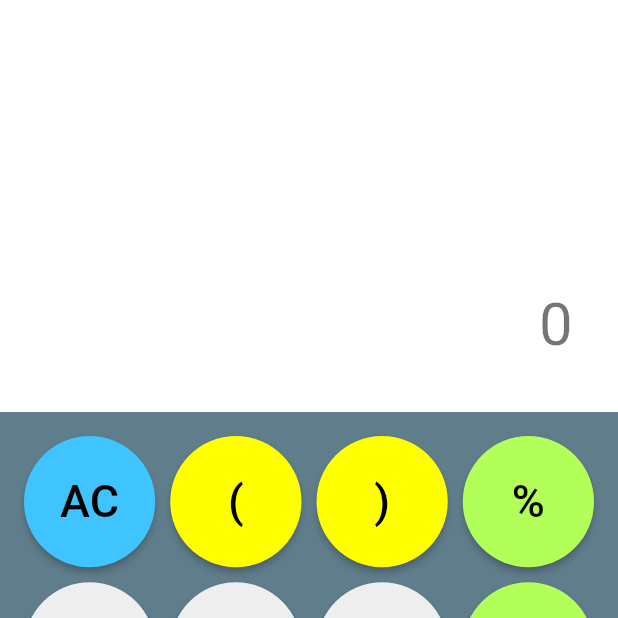
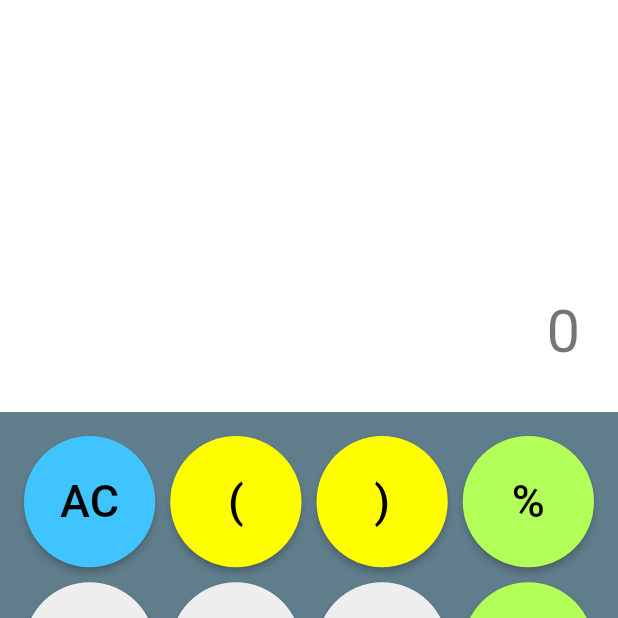
Before and after one commit to ramyhany0/calculator_setstate, a Flutter app: the screen it shows after launch, on a phone screen of 412 x 824 dp, the top half of it. Run offline on Flutter 3.47's test engine with Material 3 defaults, Android fonts, the light colour scheme and no system bars; our stand-ins replace math_expressions.

Commit message:
"Decreased padding in Container from 30 to 25"

```diff
--- a/lib/calculatorpage.dart
+++ b/lib/calculatorpage.dart
@@ -42,7 +42,7 @@ class _CalculatorScreenState extends State<CalculatorScreen> {
         children: <Widget>[
           Expanded(
             child: Container(
-              padding: const EdgeInsets.all(30),
+              padding: const EdgeInsets.all(25),
               alignment: Alignment.bottomRight,
               child: Column(
                 mainAxisAlignment: MainAxisAlignment.end,
```
